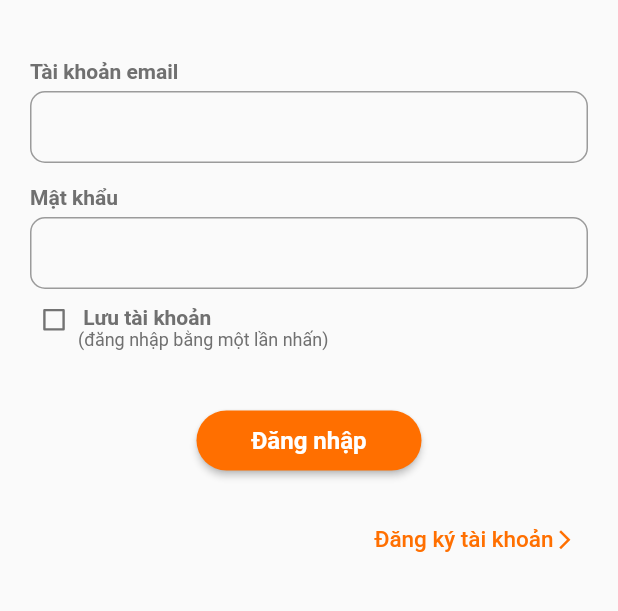
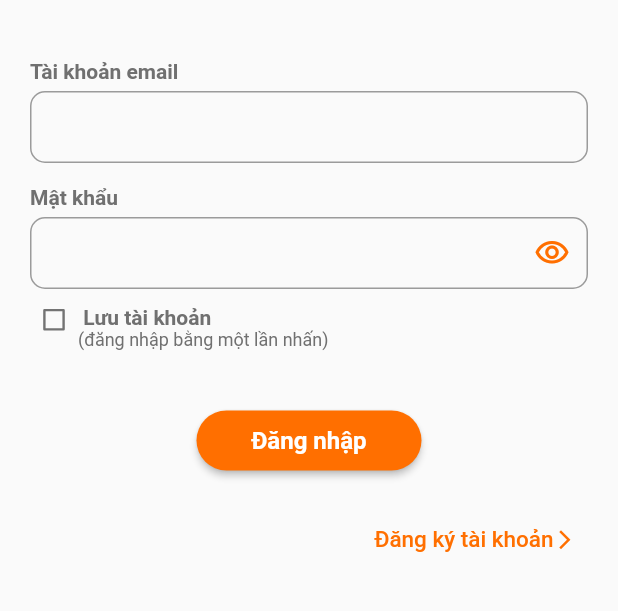
Before and after one commit to TaoQuangChinh/caro, a Flutter app: the LoginView screen opened by its route, on a phone screen of 412 x 824 dp, the part 437-1048 px from its top. Run offline on Flutter 3.47's test engine with Material 2 defaults, Android fonts, the phone set to English and light mode, and no system bars; our stand-ins replace cached_network_image, connectivity_plus, device_info_plus, dio, firebase_core, firebase_storage and 3 more; missing offline and left inert: cross_scroll, dio_smart_retry; accounts and stored records are empty; network calls fail; Roboto replaces fonts that are missing (NotoSansJP); statements that could not run were skipped.

Commit message:
update game

```diff
--- a/games_caro/lib/app/modules/login/views/login_view.dart
+++ b/games_caro/lib/app/modules/login/views/login_view.dart
@@ -11,6 +11,14 @@ import '../controllers/login_controller.dart';
 
 class LoginView extends GetView<LoginController> {
   const LoginView({Key? key}) : super(key: key);
+
+  IconData showIcon(bool value) {
+    if (value) {
+      return Icons.visibility_off_outlined;
+    }
+    return Icons.visibility_outlined;
+  }
+
   @override
   Widget build(BuildContext context) {
     return Scaffold(
@@ -35,7 +43,11 @@ class LoginView extends GetView<LoginController> {
                     controller: controller.inputPass,
                     title: 'Mật khẩu',
                     obscureText: controller.isHidePass.value,
-                    icons: null,
+                    icons: IconButton(
+                        icon: Icon(showIcon(controller.isHidePass.value),
+                            color: kPrimaryColor),
+                        onPressed: () => controller
+                            .isHidePass(!controller.isHidePass.value)),
                     err: controller.listErrLogin[1],
                   )),
               Row(
--- a/games_caro/lib/app/widget/custom_input.dart
+++ b/games_caro/lib/app/widget/custom_input.dart
@@ -25,7 +25,7 @@ class CustomInput extends StatelessWidget {
   final List<TextInputFormatter>? inputFormatters;
   final TextInputType? keyboardType;
   final bool obscureText;
-  final IconData? icons;
+  final Widget? icons;
   final Function()? onPressed;
 
   @override
@@ -43,7 +43,7 @@ class CustomInput extends StatelessWidget {
           keyboardType: keyboardType ?? TextInputType.visiblePassword,
           obscureText: obscureText,
           decoration: InputDecoration(
-              prefixIcon: IconButton(icon: Icon(icons), onPressed: onPressed),
+              suffixIcon: icons,
               counter: const SizedBox.shrink(),
               contentPadding: const EdgeInsets.symmetric(horizontal: 15),
               border: OutlineInputBorder(
```
